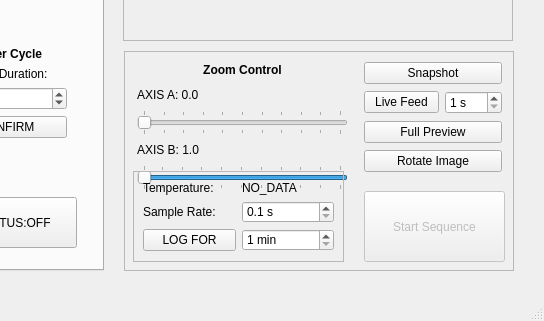
Old version of the form _ui/FlashLapse_CP.ui in the repository CoCl-Jerry/Flashlapse_Dev; both pictures show x 736 to 1280 and y 369 to 690 of the 1280 by 690 pixel window.
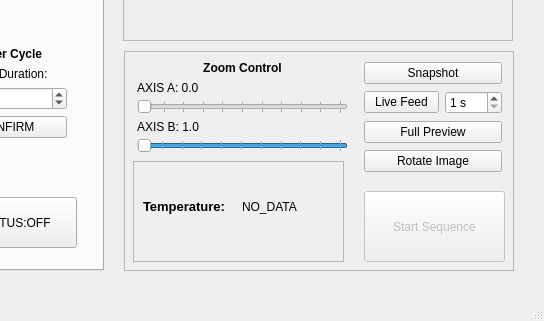
New version of the form. Icons and pictures are not drawn.

```diff
--- a/_ui/FlashLapse_CP.ui
+++ b/_ui/FlashLapse_CP.ui
@@ -1999,7 +1999,7 @@
        <x>13</x>
        <y>10</y>
        <width>211</width>
-       <height>129</height>
+       <height>91</height>
       </rect>
      </property>
      <layout class="QVBoxLayout" name="verticalLayout_12">
@@ -2084,9 +2084,9 @@
      <property name="geometry">
       <rect>
        <x>9</x>
-       <y>120</y>
+       <y>110</y>
        <width>211</width>
-       <height>91</height>
+       <height>101</height>
       </rect>
      </property>
      <property name="frameShape">
@@ -2099,68 +2099,12 @@
       <property name="geometry">
        <rect>
         <x>10</x>
-        <y>10</y>
+        <y>20</y>
         <width>191</width>
-        <height>70</height>
+        <height>51</height>
        </rect>
       </property>
       <layout class="QGridLayout" name="gridLayout_7">
-       <item row="2" column="1">
-        <widget class="QSpinBox" name="log_spinBox">
-         <property name="toolTip">
-          <string>total logging duration</string>
-         </property>
-         <property name="suffix">
-          <string> min</string>
-         </property>
-         <property name="minimum">
-          <number>1</number>
-         </property>
-        </widget>
-       </item>
-       <item row="1" column="1">
-        <widget class="QDoubleSpinBox" name="sample_doubleSpinBox">
-         <property name="toolTip">
-          <string>Time between each sample</string>
-         </property>
-         <property name="suffix">
-          <string> s</string>
-         </property>
-         <property name="decimals">
-          <number>1</number>
-         </property>
-         <property name="minimum">
-          <double>0.100000000000000</double>
-         </property>
-         <property name="singleStep">
-          <double>0.100000000000000</double>
-         </property>
-        </widget>
-       </item>
-       <item row="2" column="0">
-        <widget class="QPushButton" name="log_pushButton">
-         <property name="toolTip">
-          <string>Start logging data, all logs are saved on the desktop</string>
-         </property>
-         <property name="text">
-          <string>LOG FOR</string>
-         </property>
-        </widget>
-       </item>
-       <item row="1" column="0">
-        <widget class="QLabel" name="sampleRate_label">
-         <property name="text">
-          <string>Sample Rate:</string>
-         </property>
-        </widget>
-       </item>
-       <item row="0" column="0">
-        <widget class="QLabel" name="temperature_label">
-         <property name="text">
-          <string>Temperature:</string>
-         </property>
-        </widget>
-       </item>
        <item row="0" column="1">
         <widget class="QLabel" name="temperatureData_label">
          <property name="text">
@@ -2168,6 +2112,13 @@
          </property>
         </widget>
        </item>
+       <item row="0" column="0">
+        <widget class="QLabel" name="temperature_label">
+         <property name="text">
+          <string>&lt;html&gt;&lt;head/&gt;&lt;body&gt;&lt;p&gt;&lt;span style=&quot; font-size:10pt; font-weight:600;&quot;&gt;Temperature:&lt;/span&gt;&lt;/p&gt;&lt;/body&gt;&lt;/html&gt;</string>
+         </property>
+        </widget>
+       </item>
       </layout>
      </widget>
     </widget>
```
